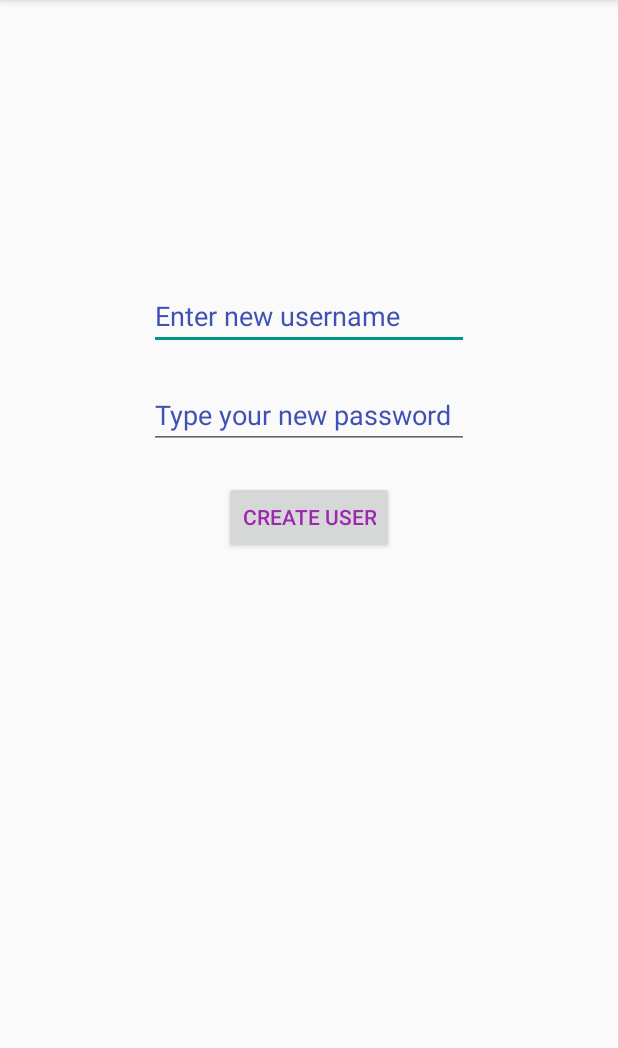
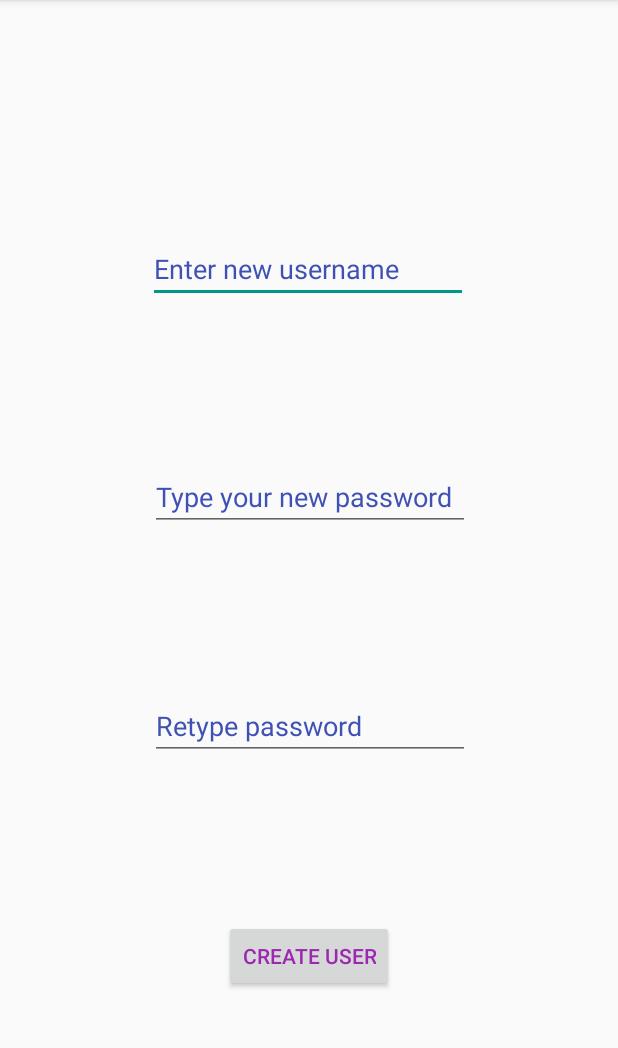
Before and after one commit to simonsays298/Trivia, an Android app: the screen it shows after launch (RegisterActivity), after a tap on "REGISTER", on a phone screen of 412 x 824 dp, the part 84-1132 px from its top. Run offline under Robolectric (Android 15) with nearby library versions, the phone set to English and light mode, and no system bars.

Commit message:
Add retype password textbox at Register.

```diff
--- a/app/src/main/java/com/example/login/MainActivity.java
+++ b/app/src/main/java/com/example/login/MainActivity.java
@@ -28,7 +28,7 @@ public class MainActivity extends AppCompatActivity {
 
     private EditText editText;
     private Button btn;
-    private Button btnR;
+    private Button buttonRegister;
     private EditText psswd;
     private String user;
     private String password;
@@ -53,7 +53,7 @@ public class MainActivity extends AppCompatActivity {
 
         btn = findViewById(R.id.Login);
         editText = findViewById(R.id.User);
-        btnR = findViewById(R.id.buttonRegister);
+        buttonRegister = findViewById(R.id.buttonRegister);
         psswd = findViewById(R.id.Password);
 
         Retrofit retrofit = new Retrofit.Builder()
@@ -101,7 +101,7 @@ public class MainActivity extends AppCompatActivity {
         });
 
 
-        btnR.setOnClickListener(new View.OnClickListener() {
+        buttonRegister.setOnClickListener(new View.OnClickListener() {
             @Override
             public void onClick(View v) {
                 //TODO make a request to server using retrofit
--- a/app/src/main/java/com/example/login/RegisterActivity.java
+++ b/app/src/main/java/com/example/login/RegisterActivity.java
@@ -33,9 +33,13 @@ public class RegisterActivity extends AppCompatActivity {
 
     private EditText enterUsernameEditText;
     private EditText passEditText;
+    private EditText reTypePassEditText;
+
     private Button btnCreate;
     private String text;
     private String myPassword;
+    private String retypePassString;
+
     private JSONObject obj = new JSONObject();
     private String result;
 
@@ -55,7 +59,10 @@ public class RegisterActivity extends AppCompatActivity {
 
         enterUsernameEditText = findViewById(R.id.enterUsername);
         passEditText = findViewById(R.id.newPass);
+        reTypePassEditText = findViewById(R.id.newPassReType);
         btnCreate = findViewById(R.id.buttonCreate);
+
+
 
         btnCreate.setOnClickListener(new View.OnClickListener() {
             @Override
@@ -63,9 +70,13 @@ public class RegisterActivity extends AppCompatActivity {
                 text = enterUsernameEditText.getText().toString();
                 myPassword = passEditText.getText().toString();
 
+                retypePassString = reTypePassEditText.getText().toString();
+
+                if (!retypePassString.equals(myPassword)) {
+                    Toast.makeText(getApplicationContext(), R.string.not_match_pass, Toast.LENGTH_LONG).show();
+
+                } else {
                     result = "{\"username\":\"" + text + "\",\"password\":\"" + myPassword + "\",\"points\":\"0\"}";
-
-
                     Call<ResponseBody> mService = service.createUser(result);
                     mService.enqueue(new Callback<ResponseBody>() {
                         @Override
@@ -97,6 +108,7 @@ public class RegisterActivity extends AppCompatActivity {
 
 
                 }
+            }
         });
 
 
--- a/app/src/main/res/layout/activity_register2.xml
+++ b/app/src/main/res/layout/activity_register2.xml
@@ -4,6 +4,7 @@
     xmlns:tools="http://schemas.android.com/tools"
     android:layout_width="match_parent"
     android:layout_height="match_parent"
+    android:orientation="vertical"
     android:visibility="visible"
     tools:context=".RegisterActivity">
 
@@ -11,15 +12,19 @@
         android:id="@+id/enterUsername"
         android:layout_width="wrap_content"
         android:layout_height="wrap_content"
+        android:layout_marginTop="50dp"
+
         android:ems="10"
         android:hint="@string/enter_new_username"
+        android:inputType="textPersonName"
+        android:textColor="@color/colorPrimaryDark"
         android:textColorHint="@color/colorPrimaryDark"
-        android:inputType="textPersonName"
-        app:layout_constraintBottom_toBottomOf="parent"
+        app:layout_constraintBottom_toTopOf="@+id/newPass"
         app:layout_constraintEnd_toEndOf="parent"
+        app:layout_constraintHorizontal_bias="0.497"
         app:layout_constraintStart_toStartOf="parent"
         app:layout_constraintTop_toTopOf="parent"
-        app:layout_constraintVertical_bias="0.26" />
+        app:layout_constraintVertical_bias="0.0" />
 
     <Button
         android:id="@+id/buttonCreate"
@@ -27,24 +32,42 @@
         android:layout_height="wrap_content"
         android:text="@string/create_user"
         android:textColor="@color/colorPrimary"
+        android:layout_centerInParent="true"
         app:layout_constraintBottom_toBottomOf="parent"
         app:layout_constraintEnd_toEndOf="parent"
         app:layout_constraintStart_toStartOf="parent"
-        app:layout_constraintTop_toBottomOf="@+id/enterUsername"
-        app:layout_constraintVertical_bias="0.18" />
+        app:layout_constraintTop_toBottomOf="@+id/newPassReType" />
 
     <EditText
         android:id="@+id/newPass"
         android:layout_width="wrap_content"
         android:layout_height="wrap_content"
-        android:layout_marginBottom="1dp"
         android:ems="10"
         android:hint="@string/newPassword"
+        android:inputType="textPassword"
+
+        android:textColor="@color/colorPrimaryDark"
         android:textColorHint="@color/colorPrimaryDark"
-        android:inputType="textPassword"
-        app:layout_constraintBottom_toTopOf="@+id/buttonCreate"
+        app:layout_constraintBottom_toTopOf="@+id/newPassReType"
         app:layout_constraintEnd_toEndOf="parent"
+        app:layout_constraintHorizontal_bias="0.502"
         app:layout_constraintStart_toStartOf="parent"
         app:layout_constraintTop_toBottomOf="@+id/enterUsername" />
 
+    <EditText
+        android:id="@+id/newPassReType"
+        android:layout_width="wrap_content"
+        android:layout_height="wrap_content"
+        android:ems="10"
+        android:hint="@string/retype_password"
+        android:inputType="textPassword"
+        android:textColor="@color/colorPrimaryDark"
+        android:textColorHint="@color/colorPrimaryDark"
+
+        app:layout_constraintBottom_toTopOf="@+id/buttonCreate"
+        app:layout_constraintEnd_toEndOf="parent"
+        app:layout_constraintHorizontal_bias="0.502"
+        app:layout_constraintStart_toStartOf="parent"
+        app:layout_constraintTop_toBottomOf="@+id/newPass" />
+
 </androidx.constraintlayout.widget.ConstraintLayout>
--- a/app/src/main/res/layout/q_suggestion_listview_row_layout.xml
+++ b/app/src/main/res/layout/q_suggestion_listview_row_layout.xml
@@ -57,7 +57,7 @@
 
     <LinearLayout
         android:layout_width="fill_parent"
-        android:layout_height="100dp"
+        android:layout_height="102dp"
 
         android:gravity="center"
         android:orientation="horizontal"
@@ -72,9 +72,9 @@
             android:layout_width="wrap_content"
             android:layout_height="wrap_content"
             android:layout_weight="1.0"
+            android:paddingLeft="20dp"
+            android:paddingRight="20dp"
             android:text="Right Answer"
-            android:paddingRight="20dp"
-            android:paddingLeft="20dp"
             android:textColor="@color/Green" />
 
         <TextView
@@ -82,8 +82,8 @@
             android:layout_width="wrap_content"
             android:layout_height="wrap_content"
             android:layout_weight="1.0"
+            android:paddingEnd="10dp"
             android:text="Wrong Ans #1"
-            android:paddingRight="10dp"
             android:textColor="@color/Red" />
 
         <TextView
@@ -91,7 +91,7 @@
             android:layout_width="wrap_content"
             android:layout_height="wrap_content"
             android:layout_weight="1.0"
-            android:paddingRight="10dp"
+            android:paddingEnd="10dp"
             android:text="Wrong Ans #2"
             android:textColor="@color/Red" />
 
@@ -100,8 +100,8 @@
             android:layout_width="wrap_content"
             android:layout_height="wrap_content"
             android:layout_weight="1.0"
+            android:paddingEnd="10dp"
             android:text="Wrong Ans #3"
-            android:paddingRight="10dp"
             android:textColor="@color/Red" />
     </LinearLayout>
 </RelativeLayout>
--- a/app/src/main/res/values/strings.xml
+++ b/app/src/main/res/values/strings.xml
@@ -64,4 +64,6 @@
     <string name="cancel">Cancel</string>
     <string name="rate_a_question">Rate a question</string>
     <string name="suggest_a_question">Suggest a question</string>
+    <string name="retype_password">Retype password</string>
+    <string name="not_match_pass">Password not matching</string>
 </resources>
```
Lines whose indentation alone changed are shown as unchanged.
